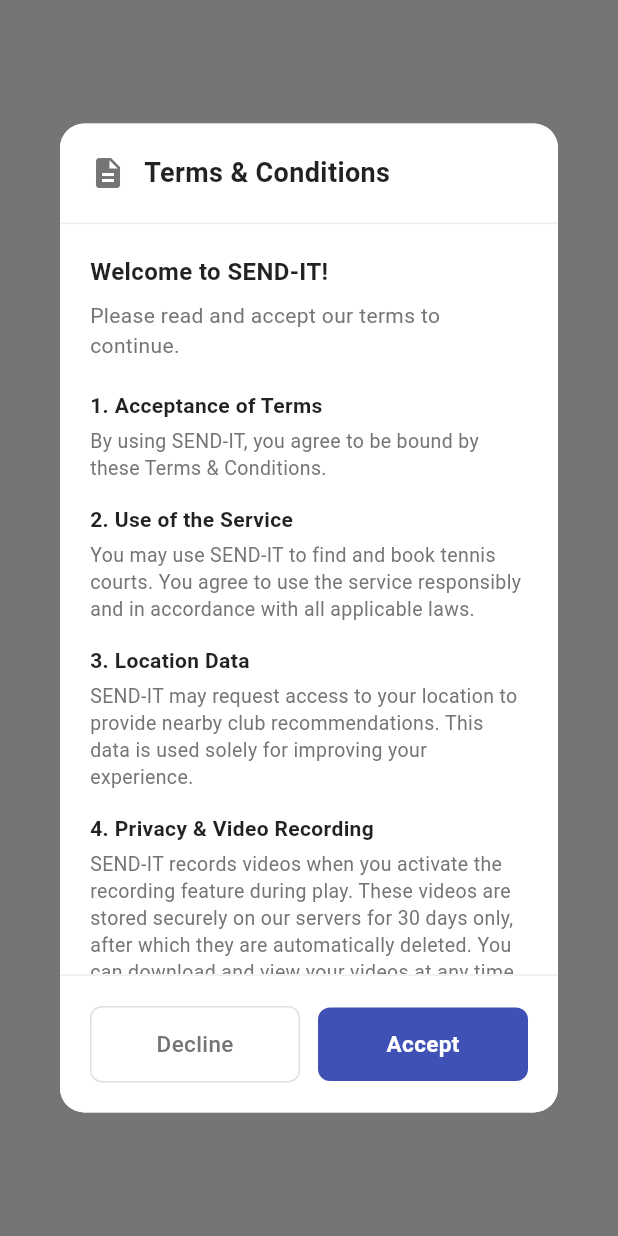
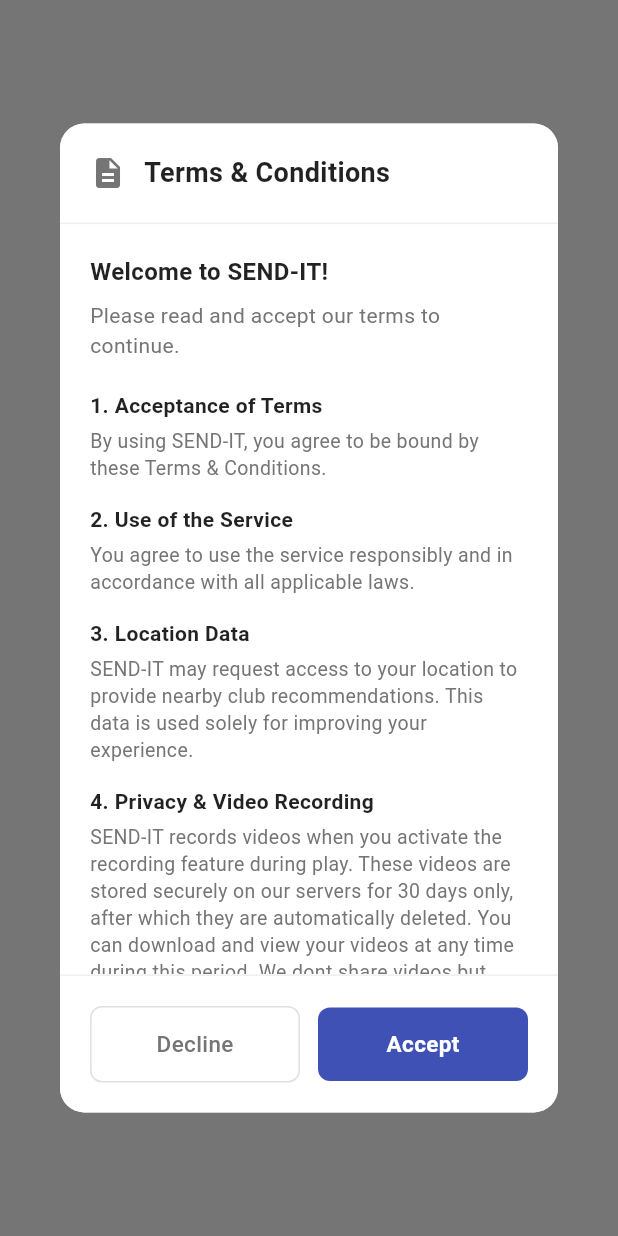
Before and after one commit to MarcovT/send_it_mobile, a Flutter app: the screen it shows after launch, on a phone screen of 412 x 824 dp. Run offline on Flutter 3.47's test engine with Material 3 defaults, Android fonts, the phone set to English and light mode, and no system bars; our stand-ins replace calendar_date_picker2, file_picker, flutter_dotenv, geolocator, share_plus, shared_preferences and 1 more; missing offline and left inert: image_gallery_saver_plus.

Commit message:
Updated terms
Updated terms

```diff
--- a/lib/widgets/terms_conditions_dialog.dart
+++ b/lib/widgets/terms_conditions_dialog.dart
@@ -92,7 +92,7 @@ class TermsConditionsDialog extends StatelessWidget {
                       const SizedBox(height: 16),
                       _buildTermsSection(
                         '2. Use of the Service',
-                        'You may use SEND-IT to find and book tennis courts. You agree to use the service responsibly and in accordance with all applicable laws.',
+                        'You agree to use the service responsibly and in accordance with all applicable laws.',
                       ),
                       const SizedBox(height: 16),
                       _buildTermsSection(
@@ -102,7 +102,7 @@ class TermsConditionsDialog extends StatelessWidget {
                       const SizedBox(height: 16),
                       _buildTermsSection(
                         '4. Privacy & Video Recording',
-                        'SEND-IT records videos when you activate the recording feature during play. These videos are stored securely on our servers for 30 days only, after which they are automatically deleted. You can download and view your videos at any time during this period. We do not share your videos with third parties without your consent.',
+                        'SEND-IT records videos when you activate the recording feature during play. These videos are stored securely on our servers for 30 days only, after which they are automatically deleted. You can download and view your videos at any time during this period. We dont share videos but users can freely share videos as they please ',
                       ),
                       const SizedBox(height: 16),
                       _buildTermsSection(
```
